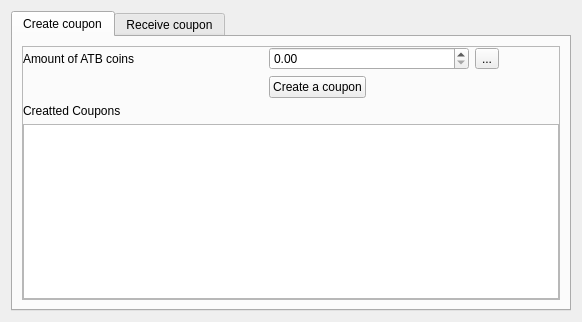
Before: the Qt Designer form src/qt/forms/bonuscodetab.ui in odrowonz/atbcoin-insight, drawn with Qt 5.
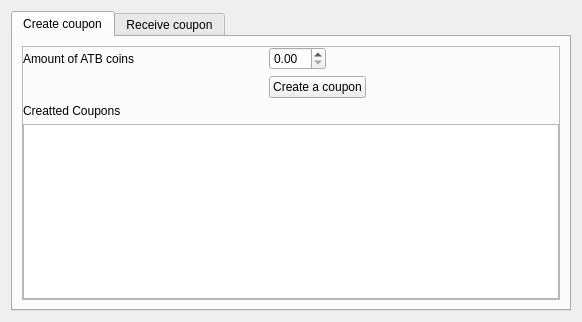
After: the same form once the commit is applied.

Commit message: Windows design fixed

```diff
--- a/src/qt/forms/bonuscodetab.ui
+++ b/src/qt/forms/bonuscodetab.ui
@@ -75,20 +75,13 @@
                 </property>
                </widget>
               </item>
-              <item>
-               <widget class="QToolButton" name="BClearAmount">
-                <property name="text">
-                 <string>...</string>
-                </property>
-               </widget>
-              </item>
               <item>
                <spacer name="horizontalSpacer_6">
                 <property name="orientation">
                  <enum>Qt::Horizontal</enum>
                 </property>
                 <property name="sizeType">
-                 <enum>QSizePolicy::Fixed</enum>
+                 <enum>QSizePolicy::Expanding</enum>
                 </property>
                 <property name="sizeHint" stdset="0">
                  <size>
```
Left out of the diff: 7 changed lines with no effect on the pictures. The commit also changes 5 other files.
